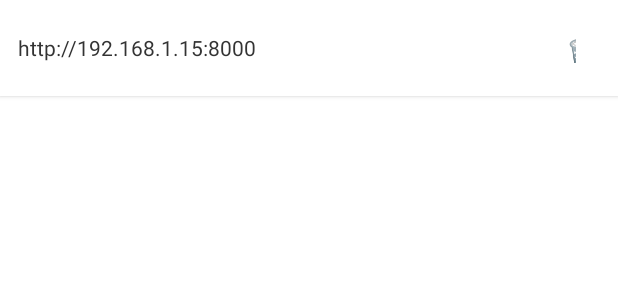
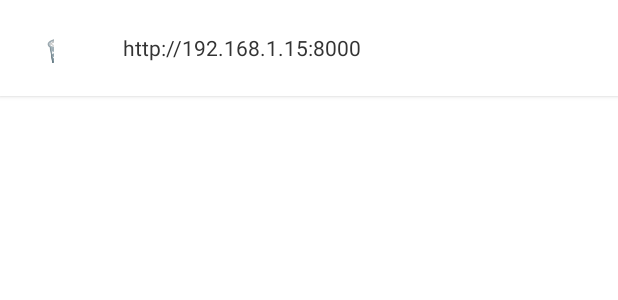
Before and after one commit to Automatic-Anywhere/file-share-app, an Android app: the layout item_history.xml on its own in the app's theme, with its tools: preview values and no code run, on a phone screen of 412 x 824 dp. Shown: the top 300 px of the screen. Run offline under Robolectric (Android 15) with nearby library versions, the phone set to English and light mode, and no system bars.

Commit message:
Update item_history.xml

```diff
--- a/app/src/main/res/layout/item_history.xml
+++ b/app/src/main/res/layout/item_history.xml
@@ -6,8 +6,20 @@
     android:padding="12dp"
     android:orientation="horizontal"
     android:gravity="center_vertical"
-    android:elevation="2dp">
+    android:elevation="2dp"
+    android:layout_marginBottom="8dp">
 
+    <!-- Nút Xóa được đưa lên đầu (bên trái) -->
+    <Button
+        android:id="@+id/btnDelete"
+        android:layout_width="40dp"
+        android:layout_height="40dp"
+        android:text="🗑️"
+        android:background="?attr/selectableItemBackgroundBorderless"
+        android:textSize="20sp"
+        android:layout_marginRight="30dp" />
+
+    <!-- Đường dẫn URL -->
     <TextView
         android:id="@+id/tvUrl"
         android:layout_width="0dp"
@@ -17,12 +29,4 @@
         android:textColor="#333"
         android:text="http://192.168.1.15:8000" />
 
-    <Button
-        android:id="@+id/btnDelete"
-        android:layout_width="40dp"
-        android:layout_height="40dp"
-        android:text="🗑️"
-        android:background="?attr/selectableItemBackgroundBorderless"
-        android:textSize="20sp" />
-
 </LinearLayout>
```
